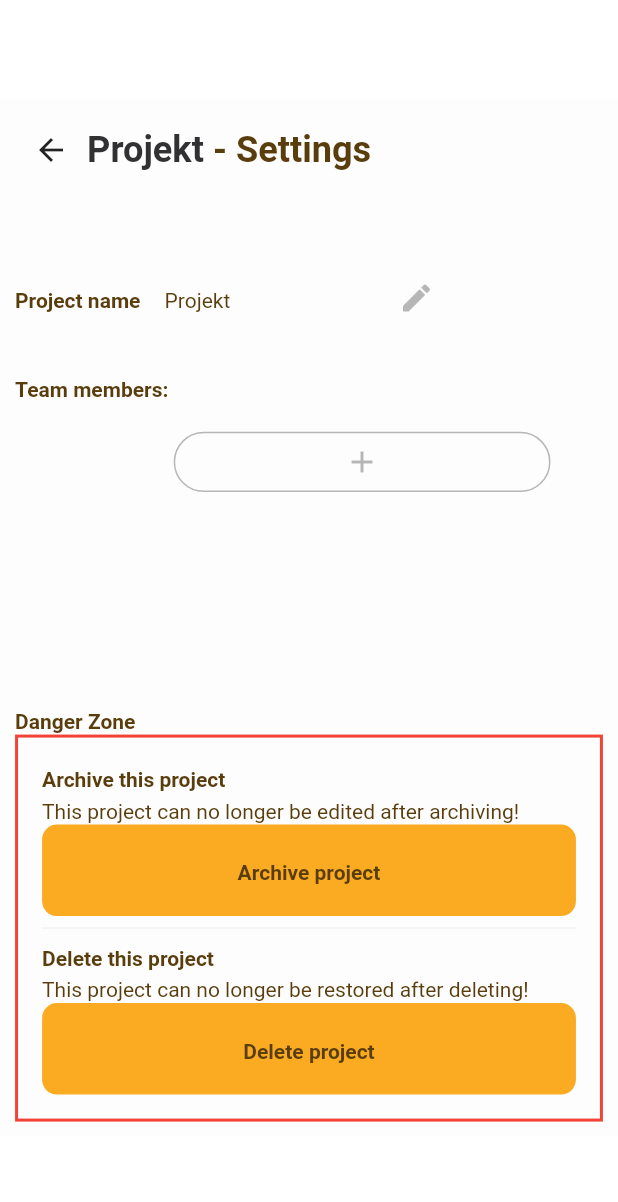
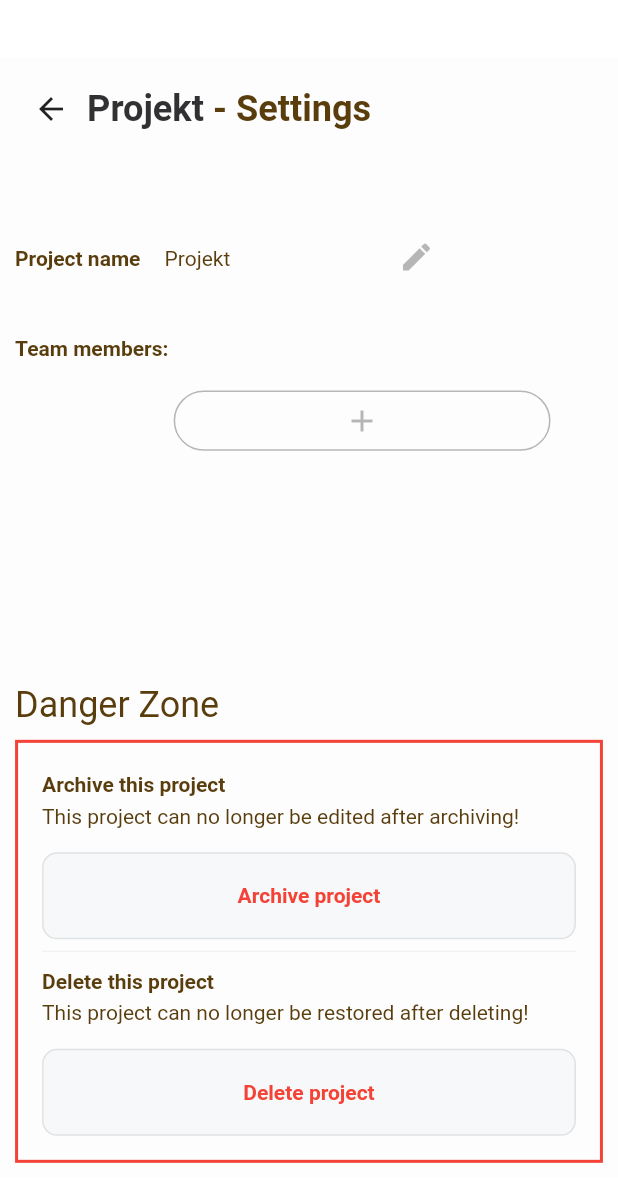
Before and after one commit to BeckmannArmin/Masterarbeit-v2, a Flutter app: the SettingsPage screen opened by its route, on a phone screen of 412 x 824 dp. Shown: the top 1202 px of the screen. Run offline on Flutter 3.47's test engine with Material 2 defaults, Android fonts, the phone set to English and light mode, and no system bars; our stand-ins replace animated_theme_switcher, built_collection, built_value, dio, dotted_border, eva_icons_flutter and 5 more; missing offline and left inert: dart:html, dart:js, overlay_group_avatar; accounts and stored records are empty; generated files the repository leaves out were written again; network calls fail; statements that could not run were skipped.

Commit message:
danger button redesign

```diff
--- a/frontend/lib/ui/pages/settings_page.dart
+++ b/frontend/lib/ui/pages/settings_page.dart
@@ -34,7 +34,7 @@ class SettingsPage extends GetView<SettingsController> {
   @override
   Widget build(BuildContext context) {
 
-
+    final double width = MediaQuery.of(context).size.width;
     MySize().init(context);
 
     return Scaffold(
@@ -81,13 +81,6 @@ class SettingsPage extends GetView<SettingsController> {
                         ),
                       ],
                     )
-
-
-                    // BodyTitle(
-                    //   title: _boardController.selectedProject.value.name,
-                    //   trailing:
-                    //   ' - ${AppLocalizations.of(context).settingsLabel}',
-                    // ),
                   ),
                 ),
                 SizedBox(height: MySize.size50),
@@ -105,7 +98,6 @@ class SettingsPage extends GetView<SettingsController> {
                         ),
                   controller.isEditingTitle.value
                       ? Expanded(child: SizedBox(
-                    // width: MySize.size400,
                       child:  MyTextFormField(
                         maxLength: 50,
                         controller: controller.titleEditingController
@@ -252,9 +244,12 @@ class DangerZone extends GetView<BoardController> {
     return Column(
       crossAxisAlignment: CrossAxisAlignment.start,
       children: <Widget>[
-        BrownText(
-          AppLocalizations.of(context).dangerZoneLabel,
-          isBold: true,
+        Padding(
+          padding: const EdgeInsets.symmetric(vertical: 8),
+          child: BrownText(
+            AppLocalizations.of(context).dangerZoneLabel,
+            fontSize: 24,
+          ),
         ),
         Container(
           width: 1200,
@@ -327,13 +322,14 @@ class DangerZoneRow extends StatelessWidget {
             crossAxisAlignment: CrossAxisAlignment.start,
             children: <Widget>[
               BrownText(title, isBold: true),
-              BrownText(subtitle),
-
+              BrownText(subtitle, overflow: TextOverflow.clip,),
+              const SizedBox(height: 15,),
               MediaQuery.of(context).size.width>600? Container():
               Center(
                 child: MyRaisedButton(
                   buttonText: buttonText,
                   onPressed: onPressed,
+                  isDangerButton: true,
                 ),
               )
 
@@ -347,6 +343,7 @@ class DangerZoneRow extends StatelessWidget {
             child: MyRaisedButton(
           buttonText: buttonText,
           onPressed: onPressed,
+           isDangerButton: true,
         ))
            :Container(),
       ],
--- a/frontend/lib/ui/widgets/buttons.dart
+++ b/frontend/lib/ui/widgets/buttons.dart
@@ -1,14 +1,14 @@
 import 'package:beebusy_app/constants/app_constants.dart';
-import 'package:beebusy_app/service/SizeConfig.dart';
 import 'package:beebusy_app/ui/widgets/texts.dart';
 import 'package:flutter/material.dart';
 
 class MyRaisedButton extends StatelessWidget {
-  const MyRaisedButton({@required this.buttonText, @required this.onPressed, this.width});
+  const MyRaisedButton({@required this.buttonText, @required this.onPressed, this.width, this.isDangerButton = false});
 
   final String buttonText;
   final VoidCallback onPressed;
   final double width;
+  final bool isDangerButton;
 
 
  //child: BrownText(buttonText),
@@ -21,12 +21,20 @@ class MyRaisedButton extends StatelessWidget {
       child: Container(
         width: width,
         decoration: BoxDecoration(
+          border: isDangerButton ? Border.all(color: const Color(0xFF1B1F2426)) : null,
           borderRadius: BorderRadius.circular(kBorderRadius),
-          color: kSecondaryColor,
+          color: isDangerButton ? const Color(0xFFF6F8FA) : kSecondaryColor,
         ),
         padding: const EdgeInsets.symmetric(vertical: 20),
         alignment: Alignment.center,
-        child: BrownText(buttonText, isBold: true,) ,
+        child: isDangerButton ?
+        Text(
+          buttonText,
+          style: const TextStyle(
+            fontWeight: FontWeight.bold,
+            color: Colors.red
+            ),)
+        : BrownText(buttonText, isBold: true,) ,
       ),
     );
   }
```
